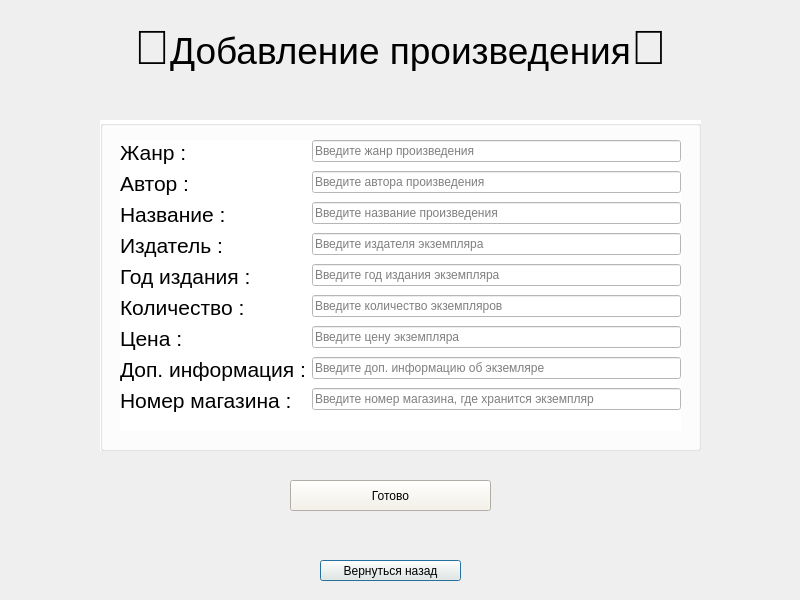
Old version of the form add_item.ui in the repository mamam111a/2-year_coursework_client.
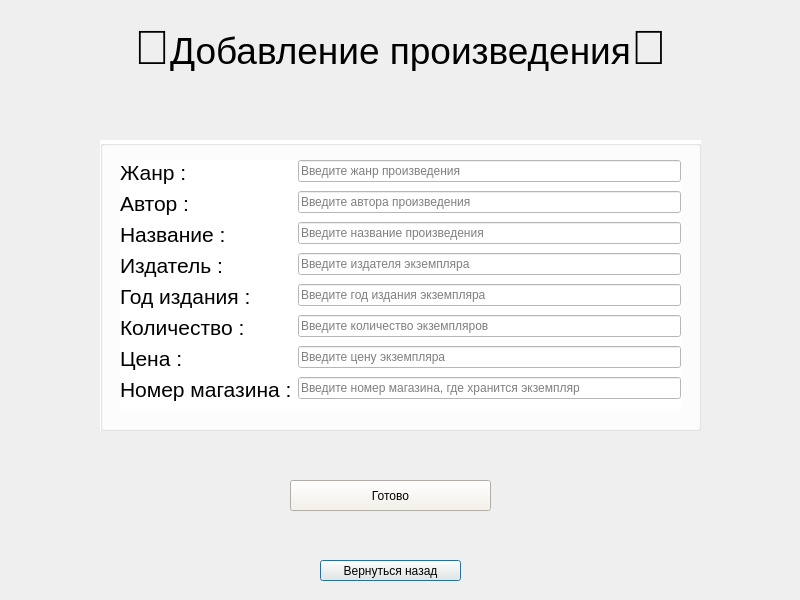
New version of the form.

What changed in the file:
```diff
--- a/add_item.ui
+++ b/add_item.ui
@@ -30,9 +30,9 @@
    <property name="geometry">
     <rect>
      <x>100</x>
-     <y>120</y>
+     <y>140</y>
      <width>601</width>
-     <height>331</height>
+     <height>291</height>
     </rect>
    </property>
    <property name="styleSheet">
@@ -47,7 +47,7 @@
       <x>20</x>
       <y>20</y>
       <width>561</width>
-      <height>291</height>
+      <height>251</height>
      </rect>
     </property>
     <layout class="QFormLayout" name="formLayout">
@@ -153,27 +153,13 @@
       </widget>
      </item>
      <item row="7" column="0">
-      <widget class="QLabel" name="fdgfgd">
-       <property name="text">
-        <string>&lt;html&gt;&lt;head/&gt;&lt;body&gt;&lt;p&gt;&lt;span style=&quot; font-size:16pt;&quot;&gt;Доп. информация :&lt;/span&gt;&lt;/p&gt;&lt;/body&gt;&lt;/html&gt;</string>
-       </property>
-      </widget>
-     </item>
-     <item row="7" column="1">
-      <widget class="QLineEdit" name="additionalinfo">
-       <property name="placeholderText">
-        <string>Введите доп. информацию об экземляре</string>
-       </property>
-      </widget>
-     </item>
-     <item row="8" column="0">
       <widget class="QLabel" name="label_2">
        <property name="text">
         <string>&lt;html&gt;&lt;head/&gt;&lt;body&gt;&lt;p&gt;&lt;span style=&quot; font-size:16pt;&quot;&gt;Номер магазина :&lt;/span&gt;&lt;/p&gt;&lt;/body&gt;&lt;/html&gt;</string>
        </property>
       </widget>
      </item>
-     <item row="8" column="1">
+     <item row="7" column="1">
       <widget class="QLineEdit" name="shopNumber">
        <property name="placeholderText">
         <string>Введите номер магазина, где хранится экземпляр</string>
```
